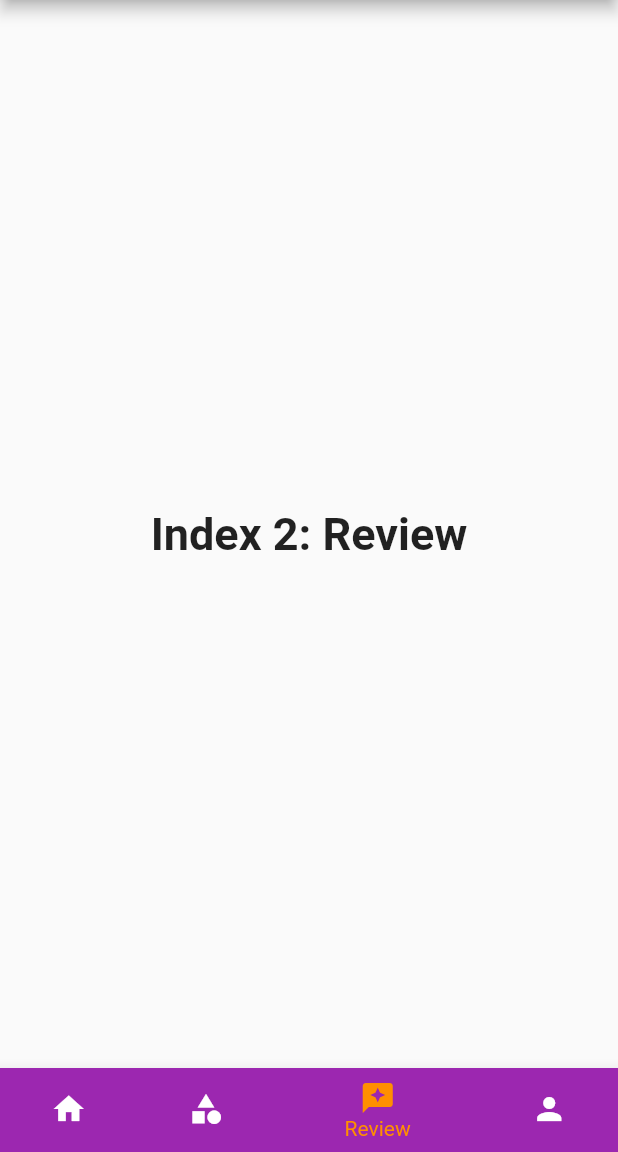
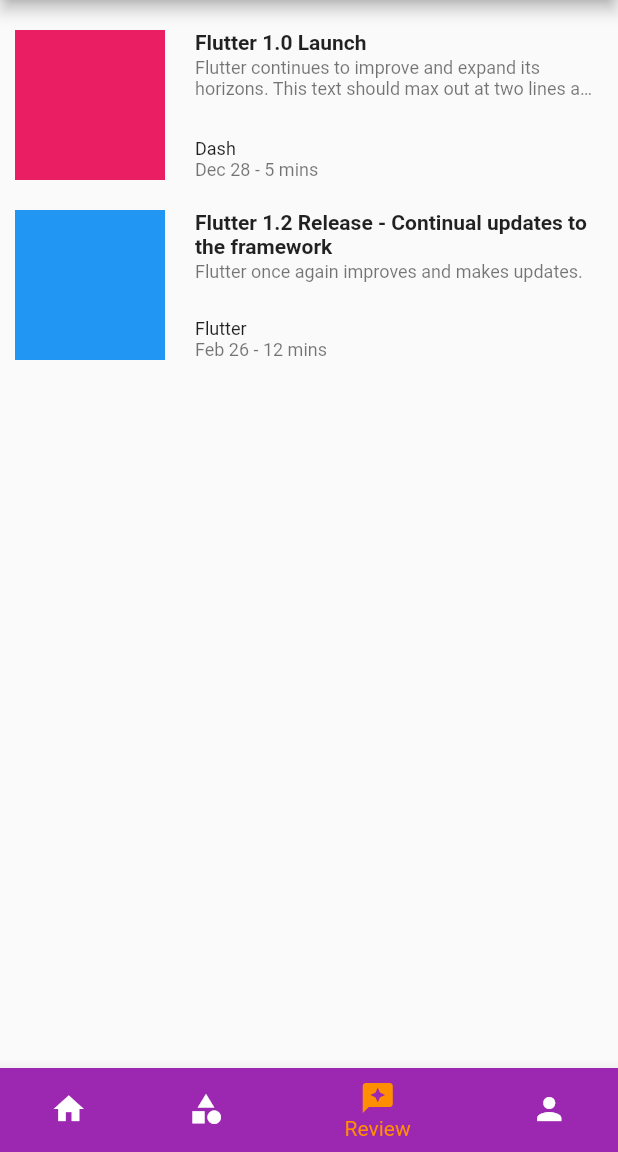
Before and after one commit to aryapangestu/Project_WTB-Travel, a Flutter app: the screen it shows after launch, item 3 of the bottom bar chosen, on a phone screen of 412 x 824 dp, the part 84-1236 px from its top. Run offline on Flutter 3.47's test engine with Material 2 defaults, Android fonts, the phone set to English and light mode, and no system bars.

Commit message:
ReviewScreen

```diff
--- a/EndUser_WTB-Travel/wtb_travel/lib/views/full_app_screen.dart
+++ b/EndUser_WTB-Travel/wtb_travel/lib/views/full_app_screen.dart
@@ -1,4 +1,5 @@
 import 'package:flutter/material.dart';
+import 'package:wtb_travel/views/review_screen.dart';
 
 class WtbTravelFullAppScreen extends StatefulWidget {
   const WtbTravelFullAppScreen({Key? key, required this.title})
@@ -23,10 +24,7 @@ class _WtbTravelFullAppScreen extends State<WtbTravelFullAppScreen> {
       'Index 1: Category',
       style: optionStyle,
     ),
-    const Text(
-      'Index 2: Review',
-      style: optionStyle,
-    ),
+    const WtbTravelReviewScreen(),
     const Text(
       'Index 3: Profil',
       style: optionStyle,
--- a/EndUser_WTB-Travel/wtb_travel/lib/views/review_screen.dart
+++ b/EndUser_WTB-Travel/wtb_travel/lib/views/review_screen.dart
@@ -0,0 +1,163 @@
+import 'package:flutter/material.dart';
+
+class WtbTravelReviewScreen extends StatefulWidget {
+  const WtbTravelReviewScreen({Key? key}) : super(key: key);
+
+  @override
+  State<WtbTravelReviewScreen> createState() => _WtbTravelReviewScreen();
+}
+
+class _ArticleDescription extends StatelessWidget {
+  const _ArticleDescription({
+    Key? key,
+    required this.title,
+    required this.subtitle,
+    required this.author,
+    required this.publishDate,
+    required this.readDuration,
+  }) : super(key: key);
+
+  final String title;
+  final String subtitle;
+  final String author;
+  final String publishDate;
+  final String readDuration;
+
+  @override
+  Widget build(BuildContext context) {
+    return Column(
+      crossAxisAlignment: CrossAxisAlignment.start,
+      children: <Widget>[
+        Expanded(
+          child: Column(
+            crossAxisAlignment: CrossAxisAlignment.start,
+            children: <Widget>[
+              Text(
+                title,
+                maxLines: 2,
+                overflow: TextOverflow.ellipsis,
+                style: const TextStyle(
+                  fontWeight: FontWeight.bold,
+                ),
+              ),
+              const Padding(padding: EdgeInsets.only(bottom: 2.0)),
+              Text(
+                subtitle,
+                maxLines: 2,
+                overflow: TextOverflow.ellipsis,
+                style: const TextStyle(
+                  fontSize: 12.0,
+                  color: Colors.black54,
+                ),
+              ),
+            ],
+          ),
+        ),
+        Expanded(
+          child: Column(
+            crossAxisAlignment: CrossAxisAlignment.start,
+            mainAxisAlignment: MainAxisAlignment.end,
+            children: <Widget>[
+              Text(
+                author,
+                style: const TextStyle(
+                  fontSize: 12.0,
+                  color: Colors.black87,
+                ),
+              ),
+              Text(
+                '$publishDate - $readDuration',
+                style: const TextStyle(
+                  fontSize: 12.0,
+                  color: Colors.black54,
+                ),
+              ),
+            ],
+          ),
+        ),
+      ],
+    );
+  }
+}
+
+class CustomListItemTwo extends StatelessWidget {
+  const CustomListItemTwo({
+    Key? key,
+    required this.thumbnail,
+    required this.title,
+    required this.subtitle,
+    required this.author,
+    required this.publishDate,
+    required this.readDuration,
+  }) : super(key: key);
+
+  final Widget thumbnail;
+  final String title;
+  final String subtitle;
+  final String author;
+  final String publishDate;
+  final String readDuration;
+
+  @override
+  Widget build(BuildContext context) {
+    return Padding(
+      padding: const EdgeInsets.symmetric(vertical: 10.0),
+      child: SizedBox(
+        height: 100,
+        child: Row(
+          crossAxisAlignment: CrossAxisAlignment.start,
+          children: <Widget>[
+            AspectRatio(
+              aspectRatio: 1.0,
+              child: thumbnail,
+            ),
+            Expanded(
+              child: Padding(
+                padding: const EdgeInsets.fromLTRB(20.0, 0.0, 2.0, 0.0),
+                child: _ArticleDescription(
+                  title: title,
+                  subtitle: subtitle,
+                  author: author,
+                  publishDate: publishDate,
+                  readDuration: readDuration,
+                ),
+              ),
+            )
+          ],
+        ),
+      ),
+    );
+  }
+}
+
+class _WtbTravelReviewScreen extends State<WtbTravelReviewScreen> {
+  @override
+  Widget build(BuildContext context) {
+    return ListView(
+      padding: const EdgeInsets.all(10.0),
+      children: <Widget>[
+        CustomListItemTwo(
+          thumbnail: Container(
+            decoration: const BoxDecoration(color: Colors.pink),
+          ),
+          title: 'Flutter 1.0 Launch',
+          subtitle: 'Flutter continues to improve and expand its horizons. '
+              'This text should max out at two lines and clip',
+          author: 'Dash',
+          publishDate: 'Dec 28',
+          readDuration: '5 mins',
+        ),
+        CustomListItemTwo(
+          thumbnail: Container(
+            decoration: const BoxDecoration(color: Colors.blue),
+          ),
+          title: 'Flutter 1.2 Release - Continual updates to the framework',
+          subtitle: 'Flutter once again improves and makes updates.',
+          author: 'Flutter',
+          publishDate: 'Feb 26',
+          readDuration: '12 mins',
+        ),
+      ],
+    );
+  }
+}
```
Also changed, not shown: AdminPanel_WTB-Travel/storage/app/public/place-img/rpTBoVvqEfWkrZZQNSi0gTog97BClu4tIfDWHXK9.jpg (added).
